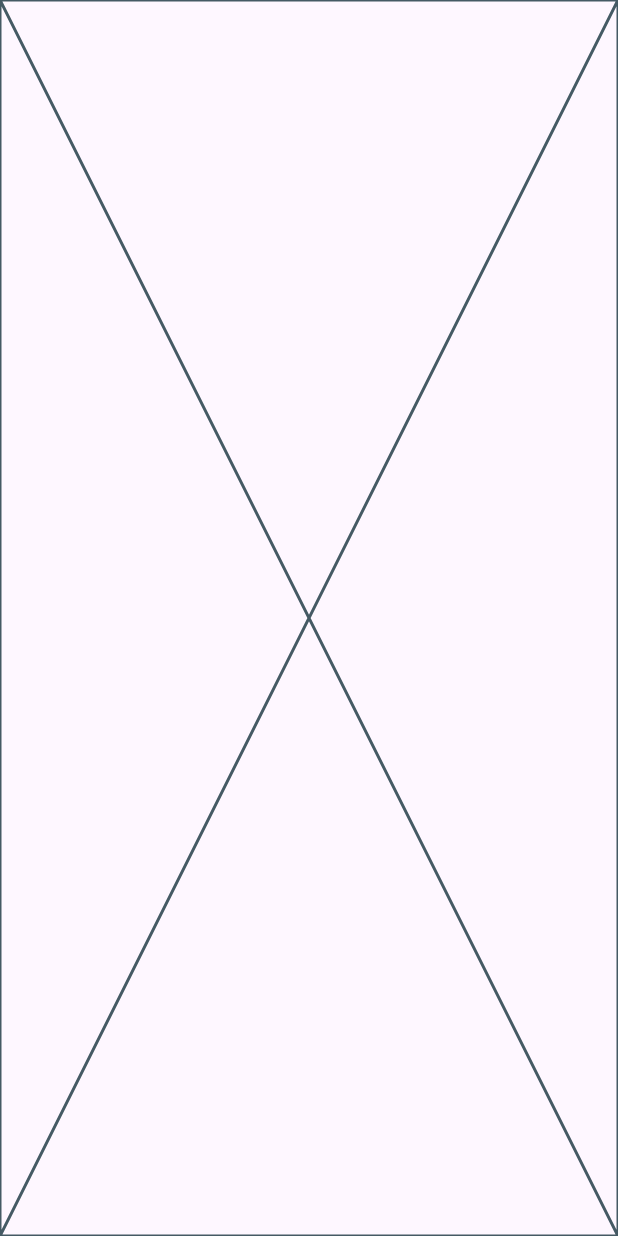
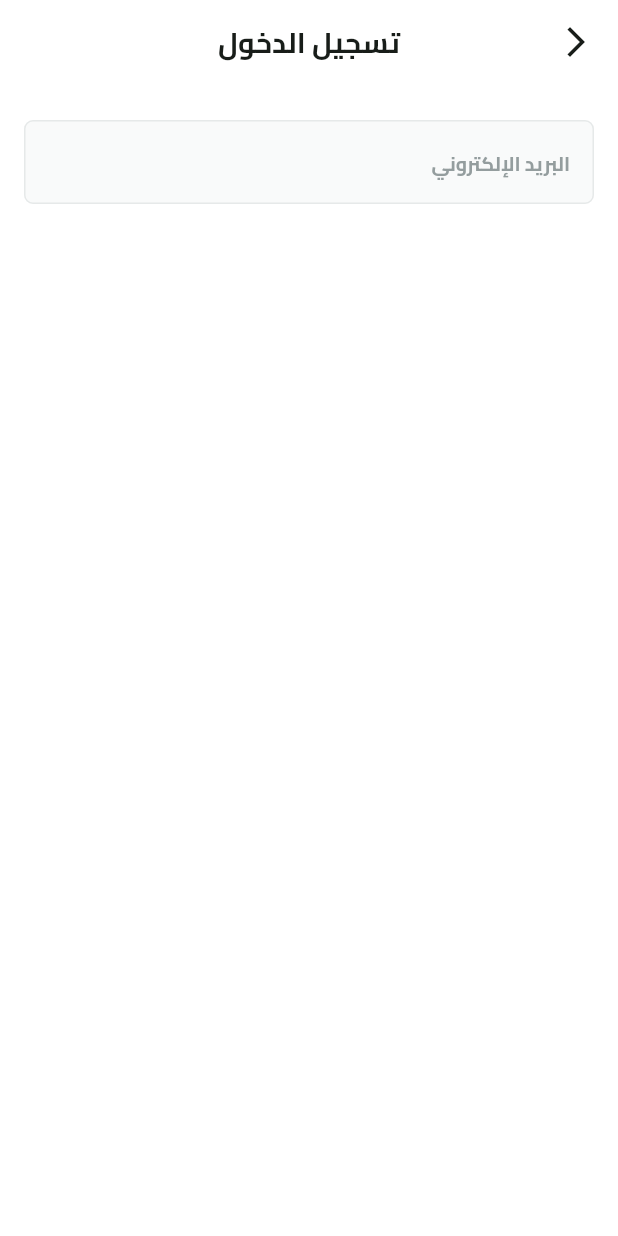
Before and after one commit to Kubbany/fruits_hub, a Flutter app: the screen it shows after launch, after a tap on "تخط", on a phone screen of 412 x 824 dp. Run offline on Flutter 3.47's test engine with Material 3 defaults, Android fonts, the phone set to English and light mode, and no system bars; our stand-ins replace dots_indicator, shared_preferences; missing offline and left inert: svg_flutter.

Commit message:
reuseable text form field

```diff
--- a/lib/Features/authentication/presentation/views/widgets/login_view_body.dart
+++ b/lib/Features/authentication/presentation/views/widgets/login_view_body.dart
@@ -1,10 +1,30 @@
 import 'package:flutter/material.dart';
+import 'package:fruits_hub/core/utils/widgets/custom_app_bar.dart';
+import 'package:fruits_hub/core/utils/widgets/custom_text_form_field.dart';
 
 class LoginViewBody extends StatelessWidget {
   const LoginViewBody({super.key});
 
   @override
   Widget build(BuildContext context) {
-    return const Placeholder();
+    return Scaffold(
+      appBar: buildAppBar(context, title: 'تسجيل الدخول'),
+      body: const Padding(
+        padding: EdgeInsets.symmetric(horizontal: 16),
+        child: CustomScrollView(
+          slivers: <Widget>[
+            SliverToBoxAdapter(
+              child: SizedBox(height: 24),
+            ),
+            SliverToBoxAdapter(
+              child: CustomTextFormField(
+                hintText: 'البريد الإلكتروني',
+                keyboardType: TextInputType.emailAddress,
+              ),
+            ),
+          ],
+        ),
+      ),
+    );
   }
 }
--- /dev/null
+++ b/lib/core/utils/widgets/custom_app_bar.dart
@@ -0,0 +1,21 @@
+import 'package:flutter/material.dart';
+import 'package:fruits_hub/core/utils/app_text_styles.dart';
+
+AppBar buildAppBar(BuildContext context, {required String title}) {
+  return AppBar(
+    backgroundColor: Colors.white,
+    leading: IconButton(
+      onPressed: () {
+        Navigator.pop(context);
+      },
+      icon: const Icon(
+        Icons.arrow_back_ios_new,
+      ),
+    ),
+    centerTitle: true,
+    title: Text(
+      title,
+      style: TextStyles.bold19,
+    ),
+  );
+}
--- /dev/null
+++ b/lib/core/utils/widgets/custom_text_form_field.dart
@@ -0,0 +1,58 @@
+import 'package:flutter/material.dart';
+import 'package:fruits_hub/core/utils/app_text_styles.dart';
+
+class CustomTextFormField extends StatelessWidget {
+  const CustomTextFormField({
+    super.key,
+    this.hintText,
+    this.keyboardType,
+    this.labelText,
+    this.prefixIcon,
+    this.suffixIcon,
+  });
+  final String? hintText, labelText;
+  final IconData? prefixIcon, suffixIcon;
+
+  final TextInputType? keyboardType;
+  @override
+  Widget build(BuildContext context) {
+    return TextFormField(
+      keyboardType: keyboardType,
+      decoration: InputDecoration(
+        hint: hintText != null
+            ? Text(
+                hintText!,
+                style: TextStyles.bold13.copyWith(
+                  color: const Color(0xFF949D9E),
+                ),
+              )
+            : null,
+        label: labelText != null
+            ? Text(
+                labelText!,
+                style: TextStyles.bold13.copyWith(
+                  color: const Color(0xFF949D9E),
+                ),
+              )
+            : null,
+        prefixIcon: prefixIcon != null ? Icon(prefixIcon) : null,
+        suffixIcon: suffixIcon != null ? Icon(suffixIcon) : null,
+        filled: true,
+        fillColor: const Color(0xFFF9FAFA),
+        border: buildBorder(),
+        enabledBorder: buildBorder(),
+        focusedBorder: buildBorder(),
+      ),
+    );
+  }
+
+  OutlineInputBorder buildBorder() {
+    return OutlineInputBorder(
+      borderRadius: BorderRadius.circular(6),
+      borderSide: const BorderSide(
+        width: 1,
+        color: Color(0xFFE6E9E9),
+      ),
+    );
+  }
+}
--- a/lib/main.dart
+++ b/lib/main.dart
@@ -3,6 +3,7 @@ import 'package:flutter_localizations/flutter_localizations.dart';
 import 'package:fruits_hub/Features/splash/presentation/views/splash_view.dart';
 import 'package:fruits_hub/core/helper/on_generate_route.dart';
 import 'package:fruits_hub/core/services/prefs.dart';
+import 'package:fruits_hub/core/utils/app_colors.dart';
 import 'package:fruits_hub/generated/l10n.dart';
 
 void main() async {
@@ -17,7 +18,13 @@ class FruitHub extends StatelessWidget {
   @override
   Widget build(BuildContext context) {
     return MaterialApp(
-      theme: ThemeData(fontFamily: 'Cairo'),
+      theme: ThemeData(
+        scaffoldBackgroundColor: Colors.white,
+        fontFamily: 'Cairo',
+        colorScheme: ColorScheme.fromSeed(
+          seedColor: AppColors.primaryColor,
+        ),
+      ),
       localizationsDelegates: const [
         S.delegate,
         GlobalMaterialLocalizations.delegate,
```
